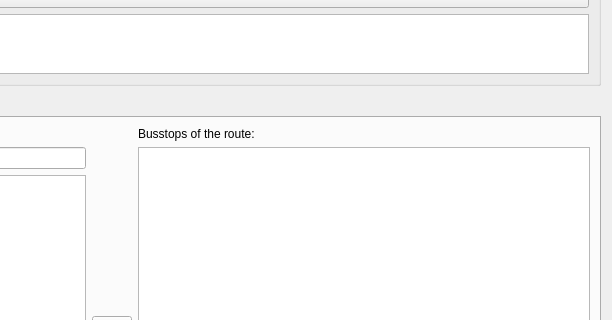
This is Dialogs/DlgRouteEditor.ui in ma7t3/ScheduleMaster as Qt 5 draws it before an edit; both pictures show x 388 to 1000 and y 111 to 431 of the 1000 by 800 pixel window. The edited form follows.
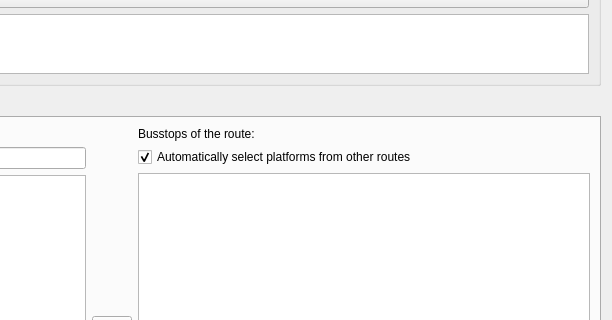
This is the edited form. The open tabs and pages were chosen to show the change.

Commit message:
Add auto platform selection for new route busstops
Introduces a checkbox in the route editor UI to enable automatic selection of platforms for new busstops based on usage in other routes. Implements logic in Line to find the most used platform for a busstop in a given direction, and applies it when adding busstops if the option is enabled.

```diff
--- a/Dialogs/DlgRouteEditor.ui
+++ b/Dialogs/DlgRouteEditor.ui
@@ -193,6 +193,16 @@
              </property>
             </widget>
            </item>
+           <item>
+            <widget class="QCheckBox" name="cbAutoSelectPlatforms">
+             <property name="text">
+              <string>Automatically select platforms from other routes</string>
+             </property>
+             <property name="checked">
+              <bool>true</bool>
+             </property>
+            </widget>
+           </item>
            <item>
             <widget class="QTreeView" name="twRouteBusstops">
              <property name="editTriggers">
```
The commit also changes 3 other files.
